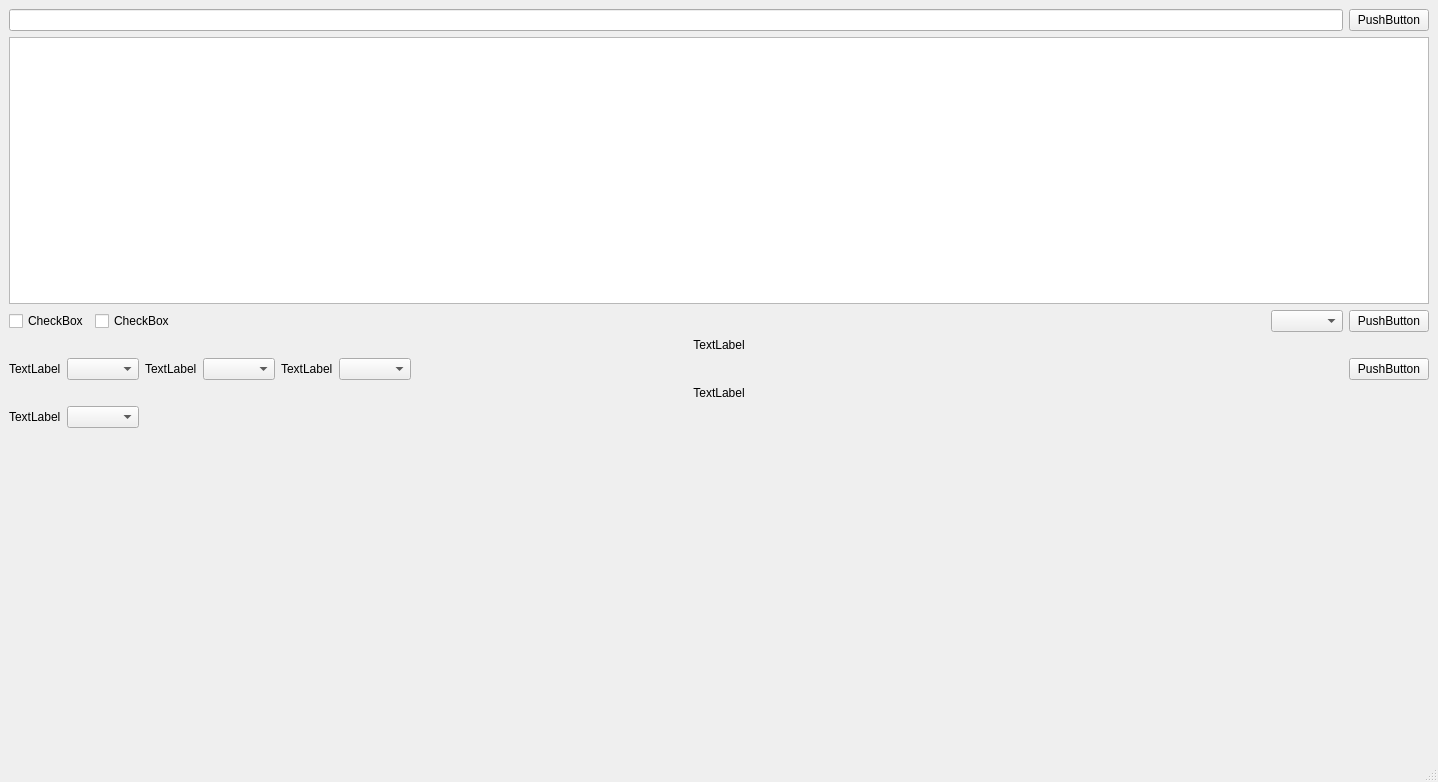
das747/SerialMonitor, file design.ui: the form before one commit.
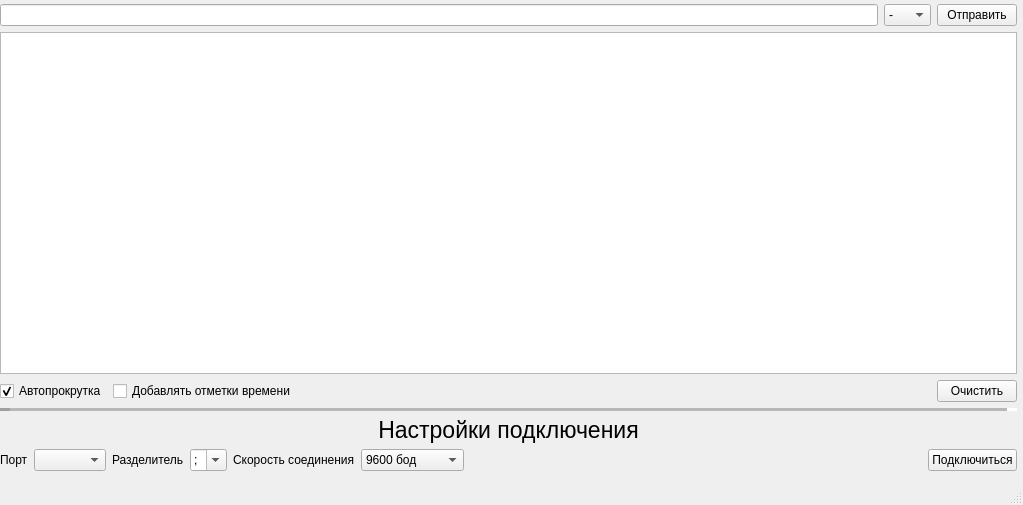
The form after the commit.

Commit message: доделал дизайн окна связи

```diff
--- a/design.ui
+++ b/design.ui
@@ -6,8 +6,8 @@
    <rect>
     <x>0</x>
     <y>0</y>
-    <width>1438</width>
-    <height>782</height>
+    <width>1023</width>
+    <height>505</height>
    </rect>
   </property>
   <property name="windowTitle">
@@ -20,9 +20,19 @@
    <bool>true</bool>
   </property>
   <widget class="QWidget" name="centralwidget">
-   <layout class="QHBoxLayout" name="horizontalLayout">
-    <item>
+   <widget class="QWidget" name="">
+    <property name="geometry">
+     <rect>
+      <x>0</x>
+      <y>4</y>
+      <width>1017</width>
+      <height>467</height>
+     </rect>
+    </property>
      <layout class="QVBoxLayout" name="main_layout">
+     <property name="sizeConstraint">
+      <enum>QLayout::SetNoConstraint</enum>
+     </property>
       <item>
        <layout class="QVBoxLayout" name="output_layot">
         <item>
@@ -30,35 +40,58 @@
           <item>
            <widget class="QLineEdit" name="input_line"/>
           </item>
+         <item>
+          <widget class="QComboBox" name="end_box">
+           <item>
+            <property name="text">
+             <string>-</string>
+            </property>
+           </item>
+           <item>
+            <property name="text">
+             <string>\n\r</string>
+            </property>
+           </item>
+           <item>
+            <property name="text">
+             <string>\n</string>
+            </property>
+           </item>
+           <item>
+            <property name="text">
+             <string>\r</string>
+            </property>
+           </item>
+          </widget>
+         </item>
           <item>
            <widget class="QPushButton" name="send_btn">
             <property name="text">
-             <string>PushButton</string>
+            <string>Отправить</string>
             </property>
            </widget>
           </item>
          </layout>
         </item>
         <item>
-         <widget class="QColumnView" name="out_view">
-          <property name="textElideMode">
-           <enum>Qt::ElideNone</enum>
-          </property>
-         </widget>
+        <widget class="QColumnView" name="columnView"/>
         </item>
         <item>
          <layout class="QHBoxLayout" name="bottom_output_layout">
           <item>
            <widget class="QCheckBox" name="time_chk">
             <property name="text">
-             <string>CheckBox</string>
+            <string>Автопрокрутка</string>
+           </property>
+           <property name="checked">
+            <bool>true</bool>
             </property>
            </widget>
           </item>
           <item>
            <widget class="QCheckBox" name="scroll_chk">
             <property name="text">
-             <string>CheckBox</string>
+            <string>Добавлять отметки времени</string>
             </property>
            </widget>
           </item>
@@ -75,13 +108,10 @@
             </property>
            </spacer>
           </item>
-          <item>
-           <widget class="QComboBox" name="end_box"/>
-          </item>
           <item>
            <widget class="QPushButton" name="clear_btn">
             <property name="text">
-             <string>PushButton</string>
+            <string>Очистить</string>
             </property>
            </widget>
           </item>
@@ -89,12 +119,30 @@
         </item>
        </layout>
       </item>
+     <item>
+      <widget class="Line" name="line">
+       <property name="lineWidth">
+        <number>10</number>
+       </property>
+       <property name="midLineWidth">
+        <number>10</number>
+       </property>
+       <property name="orientation">
+        <enum>Qt::Horizontal</enum>
+       </property>
+      </widget>
+     </item>
       <item>
        <layout class="QVBoxLayout" name="pref_layout">
         <item>
          <widget class="QLabel" name="port_pref_label">
+         <property name="font">
+          <font>
+           <pointsize>17</pointsize>
+          </font>
+         </property>
           <property name="text">
-           <string>TextLabel</string>
+          <string>Настройки подключения</string>
           </property>
           <property name="alignment">
            <set>Qt::AlignCenter</set>
@@ -106,7 +154,7 @@
           <item>
            <widget class="QLabel" name="port_switch_label">
             <property name="text">
-             <string>TextLabel</string>
+            <string>Порт</string>
             </property>
            </widget>
           </item>
@@ -116,22 +164,135 @@
           <item>
            <widget class="QLabel" name="input_sep_label">
             <property name="text">
-             <string>TextLabel</string>
+            <string>Разделитель</string>
             </property>
            </widget>
           </item>
           <item>
-           <widget class="QComboBox" name="input_sep_box"/>
+          <widget class="QComboBox" name="input_sep_box">
+           <property name="editable">
+            <bool>true</bool>
+           </property>
+           <property name="sizeAdjustPolicy">
+            <enum>QComboBox::AdjustToContents</enum>
+           </property>
+           <property name="iconSize">
+            <size>
+             <width>16</width>
+             <height>16</height>
+            </size>
+           </property>
+           <item>
+            <property name="text">
+             <string>;</string>
+            </property>
+           </item>
+           <item>
+            <property name="text">
+             <string>,</string>
+            </property>
+           </item>
+           <item>
+            <property name="text">
+             <string>\t</string>
+            </property>
+           </item>
+          </widget>
           </item>
           <item>
            <widget class="QLabel" name="baudreate_label">
             <property name="text">
-             <string>TextLabel</string>
+            <string>Скорость соединения</string>
             </property>
            </widget>
           </item>
           <item>
-           <widget class="QComboBox" name="baudrate_box"/>
+          <widget class="QComboBox" name="baudrate_box">
+           <property name="editable">
+            <bool>false</bool>
+           </property>
+           <property name="currentIndex">
+            <number>4</number>
+           </property>
+           <property name="sizeAdjustPolicy">
+            <enum>QComboBox::AdjustToContents</enum>
+           </property>
+           <item>
+            <property name="text">
+             <string>300 бод</string>
+            </property>
+           </item>
+           <item>
+            <property name="text">
+             <string>1200 бод</string>
+            </property>
+           </item>
+           <item>
+            <property name="text">
+             <string>2400 бод</string>
+            </property>
+           </item>
+           <item>
+            <property name="text">
+             <string>4800 бод</string>
+            </property>
+           </item>
+           <item>
+            <property name="text">
+             <string>9600 бод</string>
+            </property>
+           </item>
+           <item>
+            <property name="text">
+             <string>19200 бод</string>
+            </property>
+           </item>
+           <item>
+            <property name="text">
+             <string>38400 бод</string>
+            </property>
+           </item>
+           <item>
+            <property name="text">
+             <string>57600 бод</string>
+            </property>
+           </item>
+           <item>
+            <property name="text">
+             <string>74880 бод</string>
+            </property>
+           </item>
+           <item>
+            <property name="text">
+             <string>115200 бод</string>
+            </property>
+           </item>
+           <item>
+            <property name="text">
+             <string>230400 бод</string>
+            </property>
+           </item>
+           <item>
+            <property name="text">
+             <string>250000 бод</string>
+            </property>
+           </item>
+           <item>
+            <property name="text">
+             <string>500000 бод</string>
+            </property>
+           </item>
+           <item>
+            <property name="text">
+             <string>1000000 бод</string>
+            </property>
+           </item>
+           <item>
+            <property name="text">
+             <string>2000000 бод</string>
+            </property>
+           </item>
+          </widget>
           </item>
           <item>
            <spacer name="horizontalSpacer_2">
@@ -149,67 +310,16 @@
           <item>
            <widget class="QPushButton" name="connect_btn">
             <property name="text">
-             <string>PushButton</string>
+            <string>Подключиться</string>
             </property>
            </widget>
           </item>
          </layout>
         </item>
-        <item>
-         <widget class="QLabel" name="label">
-          <property name="text">
-           <string>TextLabel</string>
-          </property>
-          <property name="alignment">
-           <set>Qt::AlignCenter</set>
-          </property>
-         </widget>
-        </item>
-        <item>
-         <layout class="QHBoxLayout" name="export_layout">
-          <item>
-           <widget class="QLabel" name="label_2">
-            <property name="text">
-             <string>TextLabel</string>
-            </property>
-           </widget>
-          </item>
-          <item>
-           <widget class="QComboBox" name="comboBox"/>
-          </item>
-          <item>
-           <spacer name="horizontalSpacer_3">
-            <property name="orientation">
-             <enum>Qt::Horizontal</enum>
-            </property>
-            <property name="sizeHint" stdset="0">
-             <size>
-              <width>40</width>
-              <height>20</height>
-             </size>
-            </property>
-           </spacer>
-          </item>
          </layout>
         </item>
        </layout>
-      </item>
-      <item>
-       <spacer name="verticalSpacer">
-        <property name="orientation">
-         <enum>Qt::Vertical</enum>
-        </property>
-        <property name="sizeHint" stdset="0">
-         <size>
-          <width>20</width>
-          <height>40</height>
-         </size>
-        </property>
-       </spacer>
-      </item>
-     </layout>
-    </item>
-   </layout>
+   </widget>
   </widget>
   <widget class="QStatusBar" name="statusbar"/>
   <action name="actionexport_as">
```
Left out of the diff: 8 changed lines with no effect on the pictures. Lines whose indentation alone changed are shown as unchanged. The commit also changes 4 other files.
